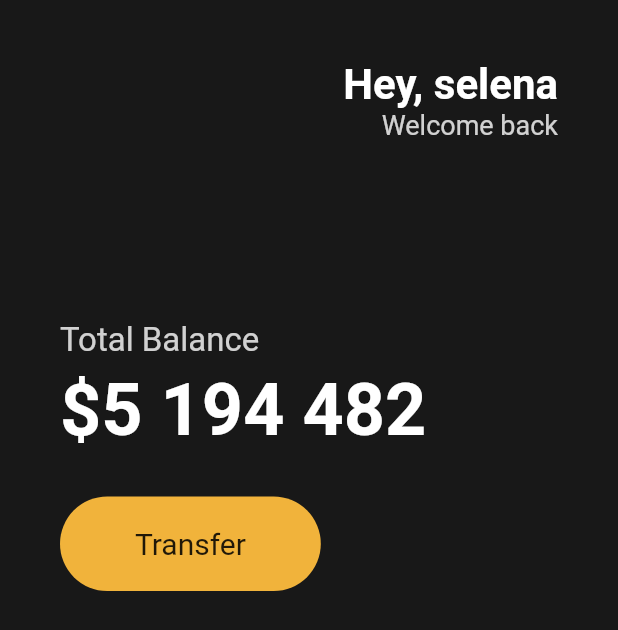
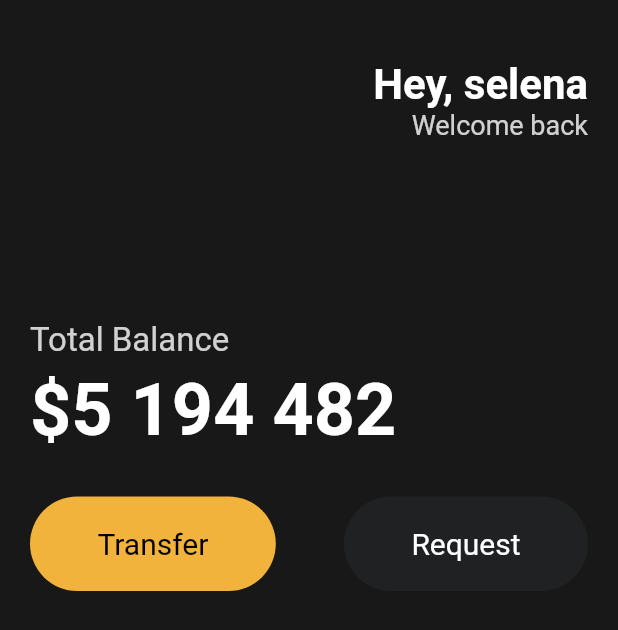
Before and after one commit to yanJuicy/card-ui, a Flutter app: the screen it shows after launch, on a phone screen of 412 x 824 dp. Shown: the top 630 px of the screen. Run offline on Flutter 3.47's test engine with Material 2 defaults, Android fonts, the phone set to English and light mode, and no system bars.

Commit message:
Reusable Widgets

```diff
--- a/lib/main.dart
+++ b/lib/main.dart
@@ -1,7 +1,8 @@
 import 'package:flutter/material.dart';
+import 'package:toonflix/widgets/button.dart';
 
 void main() {
-  runApp(App());
+  runApp(const App());
 }
 
 class App extends StatelessWidget {
@@ -14,7 +15,7 @@ class App extends StatelessWidget {
         backgroundColor: const Color(0xFF181818),
         body: Padding(
           padding: const EdgeInsets.symmetric(
-            horizontal: 40,
+            horizontal: 20,
           ),
           child: Column(
             crossAxisAlignment: CrossAxisAlignment.start,
@@ -71,24 +72,18 @@ class App extends StatelessWidget {
               const SizedBox(
                 height: 30,
               ),
-              Row(
+              const Row(
+                mainAxisAlignment: MainAxisAlignment.spaceBetween,
                 children: [
-                  Container(
-                    decoration: BoxDecoration(
-                        color: const Color(0xFFF1B33B),
-                        borderRadius: BorderRadius.circular(45)),
-                    child: const Padding(
-                      padding: EdgeInsets.symmetric(
-                        vertical: 20,
-                        horizontal: 50,
-                      ),
-                      child: Text(
-                        "Transfer",
-                        style: TextStyle(
-                          fontSize: 20,
-                        ),
-                      ),
-                    ),
+                  Button(
+                    text: "Transfer",
+                    bgColor: Color(0xFFF1B33B),
+                    textColor: Colors.black,
+                  ),
+                  Button(
+                    text: "Request",
+                    bgColor: Color(0xFF1F2123),
+                    textColor: Colors.white,
                   ),
                 ],
               ),
--- /dev/null
+++ b/lib/widgets/button.dart
@@ -0,0 +1,37 @@
+import 'package:flutter/material.dart';
+
+class Button extends StatelessWidget {
+  final String text;
+  final Color bgColor;
+  final Color textColor;
+
+  const Button({
+    super.key,
+    required this.text,
+    required this.bgColor,
+    required this.textColor,
+  });
+
+  @override
+  Widget build(BuildContext context) {
+    return Container(
+      decoration: BoxDecoration(
+        color: bgColor,
+        borderRadius: BorderRadius.circular(45),
+      ),
+      child: Padding(
+        padding: const EdgeInsets.symmetric(
+          vertical: 20,
+          horizontal: 45,
+        ),
+        child: Text(
+          text,
+          style: TextStyle(
+            fontSize: 20,
+            color: textColor,
+          ),
+        ),
+      ),
+    );
+  }
+}
```
